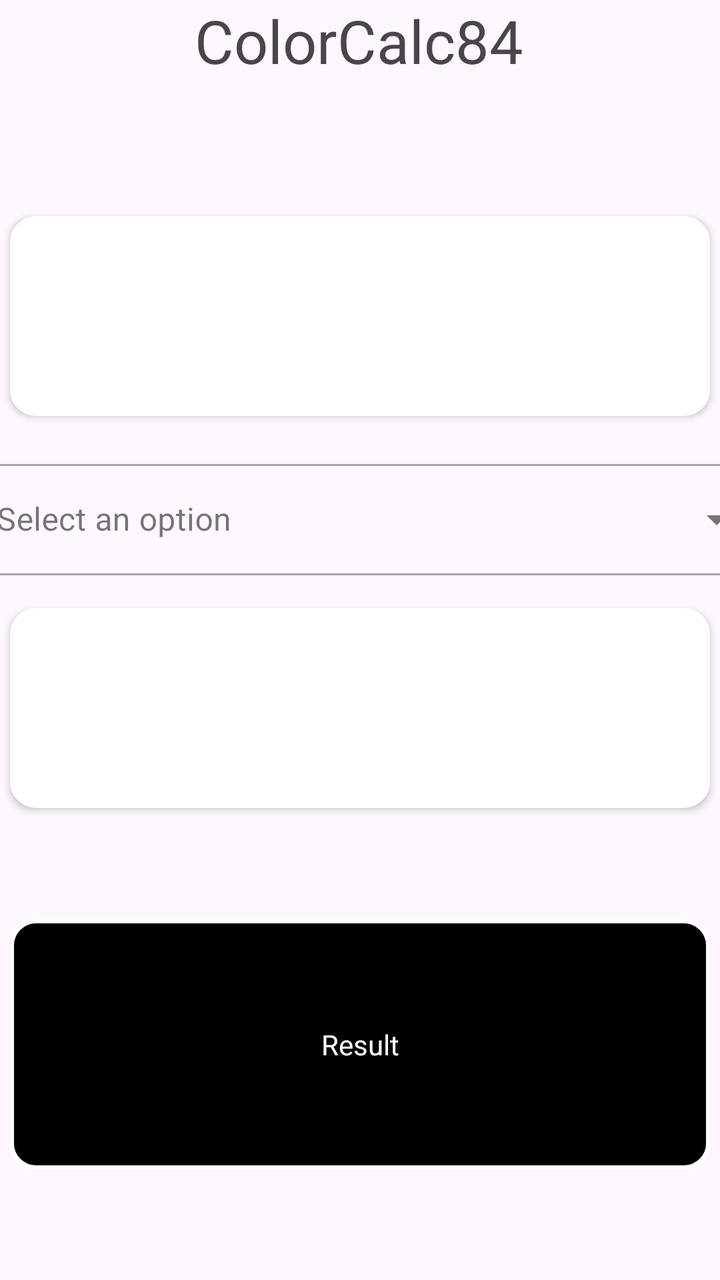
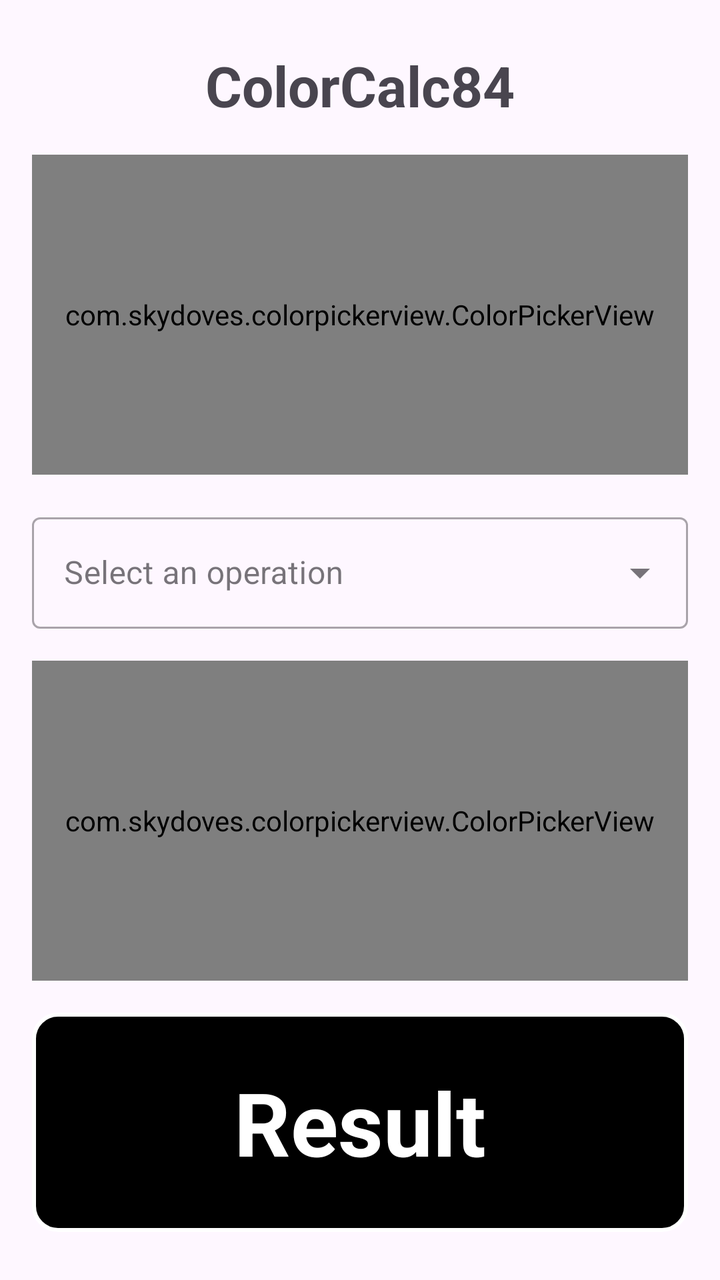

An Android layout rendered at two revisions. The XML below is the earlier revision; the diff shows what the commit changed to produce the second picture.
<!-- AndroidManifest.xml: application theme Theme.CalculadoraApp -->
<!-- res/layout/activity_main.xml -->
<?xml version="1.0" encoding="utf-8"?>
<androidx.constraintlayout.widget.ConstraintLayout xmlns:android="http://schemas.android.com/apk/res/android"
    xmlns:app="http://schemas.android.com/apk/res-auto"
    xmlns:tools="http://schemas.android.com/tools"
    android:id="@+id/main"
    android:layout_width="match_parent"
    android:layout_height="match_parent"
    tools:context=".MainActivity">

    <Button
        android:id="@+id/colorPicker"
        android:layout_width="350dp"
        android:layout_height="100dp"
        android:layout_marginTop="108dp"
        android:background="@drawable/button_background"
        android:text="Color Picker"
        android:textColor="#FFFFFF"
        app:layout_constraintEnd_toEndOf="parent"
        app:layout_constraintHorizontal_bias="0.508"
        app:layout_constraintStart_toStartOf="parent"
        app:layout_constraintTop_toTopOf="parent" />

    <Button
        android:id="@+id/colorPicker2"
        android:layout_width="350dp"
        android:layout_height="100dp"
        android:layout_marginBottom="236dp"
        android:background="@drawable/button_background"
        android:text="Color Picker 2"
        android:textColor="#FFFFFF"
        app:layout_constraintBottom_toBottomOf="parent"
        app:layout_constraintEnd_toEndOf="parent"
        app:layout_constraintHorizontal_bias="0.491"
        app:layout_constraintStart_toStartOf="parent" />

    <com.google.android.material.textfield.TextInputLayout
        style="@style/Widget.MaterialComponents.TextInputLayout.OutlinedBox.ExposedDropdownMenu"
        android:layout_width="400dp"
        android:layout_height="wrap_content"
        android:hint="Select an option"
        app:layout_constraintBottom_toTopOf="@+id/colorPicker2"
        app:layout_constraintEnd_toEndOf="parent"
        app:layout_constraintHorizontal_bias="0.454"
        app:layout_constraintStart_toStartOf="parent"
        app:layout_constraintTop_toBottomOf="@+id/colorPicker"
        app:layout_constraintVertical_bias="0.538">

        <AutoCompleteTextView
            android:id="@+id/autoCompleteTextView"
            android:layout_width="match_parent"
            android:layout_height="wrap_content"
            android:focusable="false"
            android:inputType="none" />
    </com.google.android.material.textfield.TextInputLayout>

    <TextView
        android:id="@+id/textView2"
        android:layout_width="350dp"
        android:layout_height="125dp"
        android:background="@drawable/result_box"
        android:gravity="center"
        android:text="Result"
        android:textColor="#FFFFFF"
        app:layout_constraintBottom_toBottomOf="parent"
        app:layout_constraintEnd_toEndOf="parent"
        app:layout_constraintStart_toStartOf="parent"
        app:layout_constraintTop_toBottomOf="@+id/colorPicker2" />

    <TextView
        android:id="@+id/textView4"
        android:layout_width="wrap_content"
        android:layout_height="wrap_content"
        android:text="ColorCalc84"
        android:textSize="30sp"
        app:layout_constraintEnd_toEndOf="parent"
        app:layout_constraintHorizontal_bias="0.498"
        app:layout_constraintStart_toStartOf="parent"
        tools:layout_editor_absoluteY="35dp" />


</androidx.constraintlayout.widget.ConstraintLayout>
<!-- resources referenced by this layout -->
<resources>
  <!-- drawable button_background (drawable) -->
  <?xml version="1.0" encoding="utf-8"?>
  <shape xmlns:android="http://schemas.android.com/apk/res/android"
      android:shape="rectangle">
      <solid android:color="#FFFFFF" />
  
      <corners android:radius="12dp" />
  
      <stroke
          android:width="2dp"
          android:color="#FFFFFF" />
  
      <padding
          android:left="16dp"
          android:right="16dp"
          android:top="8dp"
          android:bottom="8dp" />
  
  </shape>
  <!-- drawable result_box (drawable) -->
  <?xml version="1.0" encoding="utf-8"?>
  <shape xmlns:android="http://schemas.android.com/apk/res/android"
      android:shape="rectangle">
  
      <solid android:color="#000000"/>
  
      <corners android:radius="12dp"/>
  
      <stroke
          android:width="2dp"
          android:color="#FFFFFF"/>
  
  </shape>
  <style name="Theme.CalculadoraApp" parent="Base.Theme.CalculadoraApp" />
  <style name="Base.Theme.CalculadoraApp" parent="Theme.Material3.DayNight.NoActionBar">
          
          
      </style>
</resources>

<!-- the commit's change to res/layout/activity_main.xml (unified diff, before → after) -->
@@ -1,81 +1,79 @@
 <?xml version="1.0" encoding="utf-8"?>
-<androidx.constraintlayout.widget.ConstraintLayout xmlns:android="http://schemas.android.com/apk/res/android"
+<androidx.constraintlayout.widget.ConstraintLayout
+    xmlns:android="http://schemas.android.com/apk/res/android"
     xmlns:app="http://schemas.android.com/apk/res-auto"
-    xmlns:tools="http://schemas.android.com/tools"
+    xmlns:tools="http://tools.android.com/tools"
     android:id="@+id/main"
     android:layout_width="match_parent"
     android:layout_height="match_parent"
+    android:padding="16dp"
     tools:context=".MainActivity">
 
-    <Button
-        android:id="@+id/colorPicker"
-        android:layout_width="350dp"
-        android:layout_height="100dp"
-        android:layout_marginTop="108dp"
-        android:background="@drawable/button_background"
-        android:text="Color Picker"
-        android:textColor="#FFFFFF"
+    <TextView
+        android:id="@+id/textView4"
+        android:layout_width="wrap_content"
+        android:layout_height="wrap_content"
+        android:layout_marginTop="8dp"
+        android:text="ColorCalc84"
+        android:textSize="28sp"
+        android:textStyle="bold"
         app:layout_constraintEnd_toEndOf="parent"
-        app:layout_constraintHorizontal_bias="0.508"
         app:layout_constraintStart_toStartOf="parent"
         app:layout_constraintTop_toTopOf="parent" />
 
-    <Button
-        android:id="@+id/colorPicker2"
-        android:layout_width="350dp"
-        android:layout_height="100dp"
-        android:layout_marginBottom="236dp"
-        android:background="@drawable/button_background"
-        android:text="Color Picker 2"
-        android:textColor="#FFFFFF"
-        app:layout_constraintBottom_toBottomOf="parent"
+    <com.skydoves.colorpickerview.ColorPickerView
+        android:id="@+id/colorPickerOne"
+        android:layout_width="0dp"
+        android:layout_height="160dp"
+        android:layout_marginTop="16dp"
         app:layout_constraintEnd_toEndOf="parent"
-        app:layout_constraintHorizontal_bias="0.491"
-        app:layout_constraintStart_toStartOf="parent" />
+        app:layout_constraintStart_toStartOf="parent"
+        app:layout_constraintTop_toBottomOf="@+id/textView4" />
 
     <com.google.android.material.textfield.TextInputLayout
+        android:id="@+id/textInputLayout"
         style="@style/Widget.MaterialComponents.TextInputLayout.OutlinedBox.ExposedDropdownMenu"
-        android:layout_width="400dp"
+        android:layout_width="0dp"
         android:layout_height="wrap_content"
-        android:hint="Select an option"
-        app:layout_constraintBottom_toTopOf="@+id/colorPicker2"
+        android:layout_marginTop="16dp"
+        android:hint="Select an operation"
         app:layout_constraintEnd_toEndOf="parent"
-        app:layout_constraintHorizontal_bias="0.454"
         app:layout_constraintStart_toStartOf="parent"
-        app:layout_constraintTop_toBottomOf="@+id/colorPicker"
-        app:layout_constraintVertical_bias="0.538">
+        app:layout_constraintTop_toBottomOf="@+id/colorPickerOne">
 
         <AutoCompleteTextView
             android:id="@+id/autoCompleteTextView"
             android:layout_width="match_parent"
             android:layout_height="wrap_content"
             android:focusable="false"
+            android:clickable="true"
             android:inputType="none" />
     </com.google.android.material.textfield.TextInputLayout>
 
+    <com.skydoves.colorpickerview.ColorPickerView
+        android:id="@+id/colorPickerTwo"
+        android:layout_width="0dp"
+        android:layout_height="160dp"
+        android:layout_marginTop="16dp"
+        app:layout_constraintEnd_toEndOf="parent"
+        app:layout_constraintStart_toStartOf="parent"
+        app:layout_constraintTop_toBottomOf="@+id/textInputLayout" />
+
     <TextView
-        android:id="@+id/textView2"
-        android:layout_width="350dp"
-        android:layout_height="125dp"
+        android:id="@+id/resultView"
+        android:layout_width="0dp"
+        android:layout_height="0dp"
+        android:layout_marginTop="16dp"
+        android:layout_marginBottom="8dp"
         android:background="@drawable/result_box"
         android:gravity="center"
         android:text="Result"
         android:textColor="#FFFFFF"
+        android:textSize="44sp"
+        android:textStyle="bold"
         app:layout_constraintBottom_toBottomOf="parent"
         app:layout_constraintEnd_toEndOf="parent"
         app:layout_constraintStart_toStartOf="parent"
-        app:layout_constraintTop_toBottomOf="@+id/colorPicker2" />
-
-    <TextView
-        android:id="@+id/textView4"
-        android:layout_width="wrap_content"
-        android:layout_height="wrap_content"
-        android:text="ColorCalc84"
-        android:textSize="30sp"
-        app:layout_constraintEnd_toEndOf="parent"
-        app:layout_constraintHorizontal_bias="0.498"
-        app:layout_constraintStart_toStartOf="parent"
-        tools:layout_editor_absoluteY="35dp" />
-
+        app:layout_constraintTop_toBottomOf="@+id/colorPickerTwo" />
 
 </androidx.constraintlayout.widget.ConstraintLayout>
<!-- resource entries referenced after the edit -->
@@ -1,24 +1,5 @@
 <!-- resources referenced by this layout -->
 <resources>
-  <!-- drawable button_background (drawable) -->
-  <?xml version="1.0" encoding="utf-8"?>
-  <shape xmlns:android="http://schemas.android.com/apk/res/android"
-      android:shape="rectangle">
-      <solid android:color="#FFFFFF" />
-  
-      <corners android:radius="12dp" />
-  
-      <stroke
-          android:width="2dp"
-          android:color="#FFFFFF" />
-  
-      <padding
-          android:left="16dp"
-          android:right="16dp"
-          android:top="8dp"
-          android:bottom="8dp" />
-  
-  </shape>
   <!-- drawable result_box (drawable) -->
   <?xml version="1.0" encoding="utf-8"?>
   <shape xmlns:android="http://schemas.android.com/apk/res/android"
